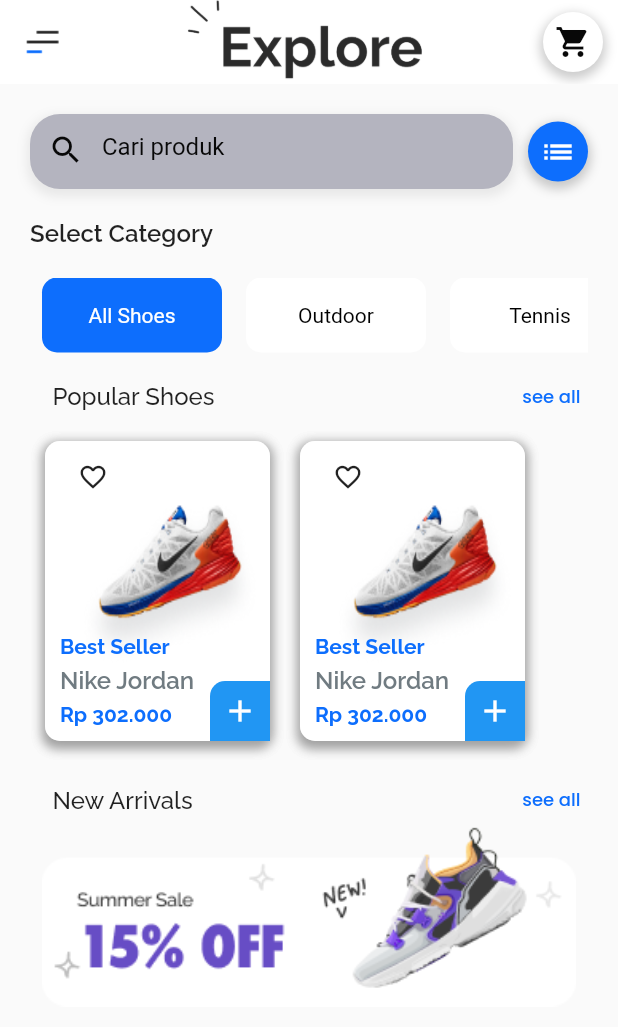
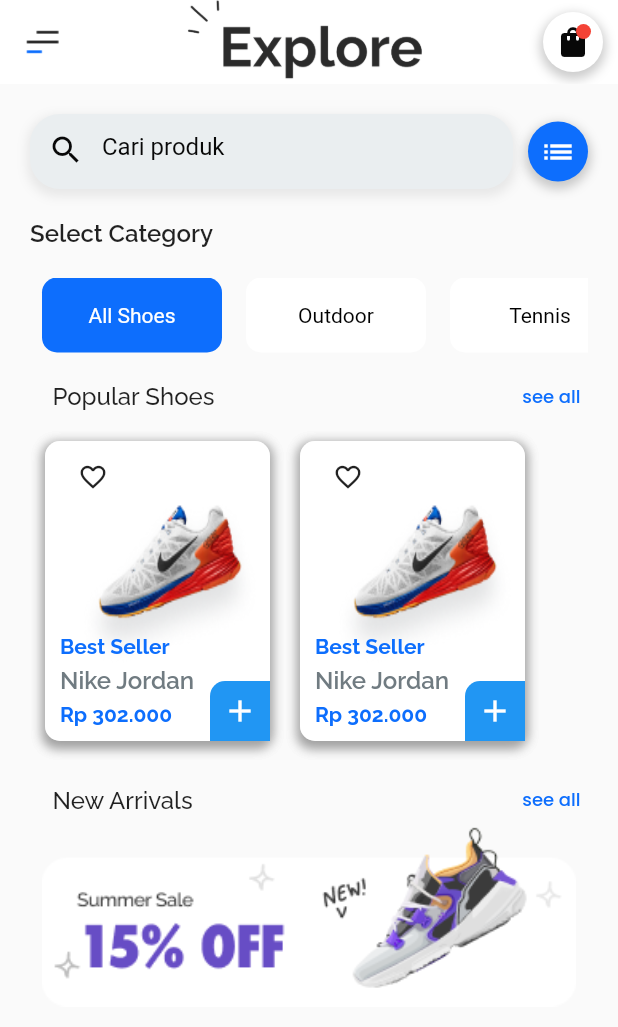
Before and after one commit to Thecaracter/testmsib, a Flutter app: the Home screen opened directly, on a phone screen of 412 x 824 dp. Shown: the top 1027 px of the screen. Run offline on Flutter 3.47's test engine with Material 2 defaults, Android fonts, the phone set to English and light mode, and no system bars; drawn by our look-alikes of flutter_advanced_drawer; our stand-ins replace carousel_slider, dots_indicator, google_fonts, readmore; missing offline and left inert: carbon_icons, phone_text_field.

```diff
--- a/lib/features/home/presentation/pages/belanja.dart
+++ b/lib/features/home/presentation/pages/belanja.dart
@@ -82,7 +82,7 @@
                 icon: Stack(
                   alignment: Alignment.center,
                   children: [
-                    const Icon(Icons.shopping_cart, color: ColorApp.page),
+                    const Icon(Icons.shopping_bag, color: ColorApp.page),
                     if (showNotification)
                       Positioned(
                         top: 0,
--- a/lib/features/home/presentation/pages/home.dart
+++ b/lib/features/home/presentation/pages/home.dart
@@ -15,7 +15,7 @@
 class _MainHomeState extends State<MainHome> {
   int selectedButtonIndex =
       0; // Index tombol terpilih, awalnya 0 (tombol pertama)
-
+  final bool showNotification = true;
   final List<String> categories = [
     "All Shoes",
     "Outdoor",
@@ -60,7 +60,7 @@
                   color: Colors.black.withOpacity(0.2),
                   spreadRadius: 2,
                   blurRadius: 5,
-                  offset: const Offset(0, 3), // Mengubah posisi bayangan
+                  offset: const Offset(0, 3),
                 ),
               ],
             ),
@@ -69,7 +69,25 @@
               clipBehavior: Clip.antiAlias,
               color: Colors.white,
               child: IconButton(
-                icon: const Icon(Icons.shopping_cart, color: ColorApp.page),
+                icon: Stack(
+                  alignment: Alignment.center,
+                  children: [
+                    const Icon(Icons.shopping_bag, color: ColorApp.page),
+                    if (showNotification)
+                      Positioned(
+                        top: 0,
+                        right: 0,
+                        child: Container(
+                          width: 10,
+                          height: 10,
+                          decoration: BoxDecoration(
+                            color: Colors.red,
+                            shape: BoxShape.circle,
+                          ),
+                        ),
+                      ),
+                  ],
+                ),
                 onPressed: () {
                   // Aksi ketika tombol belanja ditekan
                 },
@@ -89,7 +107,7 @@
                   child: Container(
                     height: 50,
                     decoration: BoxDecoration(
-                      color: ColorApp.abu,
+                      color: ColorApp.abu2,
                       borderRadius: BorderRadius.circular(20),
                       boxShadow: [
                         BoxShadow(
@@ -496,13 +514,8 @@
                   shape: BoxShape.circle,
                 ),
                 child: Image.asset(
-                  'assets/images/logo.png',
+                  'assets/images/profileslider.png',
                 ),
-              ),
-              ListTile(
-                onTap: () {},
-                leading: const Icon(Icons.home),
-                title: const Text('Home'),
               ),
               ListTile(
                 onTap: () {},
@@ -511,25 +524,37 @@
               ),
               ListTile(
                 onTap: () {},
+                leading: const Icon(Icons.shopping_bag),
+                title: const Text('My Chart'),
+              ),
+              ListTile(
+                onTap: () {},
                 leading: const Icon(Icons.favorite),
-                title: const Text('Favourites'),
+                title: const Text('Favourite'),
+              ),
+              ListTile(
+                onTap: () {},
+                leading: const Icon(Icons.fire_truck),
+                title: const Text('Orders'),
+              ),
+              ListTile(
+                onTap: () {},
+                leading: const Icon(Icons.notifications),
+                title: const Text('Notifications'),
               ),
               ListTile(
                 onTap: () {},
                 leading: const Icon(Icons.settings),
                 title: const Text('Settings'),
               ),
-              const Spacer(),
-              DefaultTextStyle(
-                style: const TextStyle(
-                  fontSize: 12,
-                  color: Colors.white54,
-                ),
-                child: Container(
-                  margin: const EdgeInsets.symmetric(
-                    vertical: 16.0,
-                  ),
-                ),
+              const Divider(
+                thickness: 3,
+                color: ColorApp.putih,
+              ),
+              ListTile(
+                onTap: () {},
+                leading: const Icon(Icons.logout),
+                title: const Text('Sign Out'),
               ),
             ],
           ),
```
Also changed, not shown: assets/images/profileslider.png (added).
